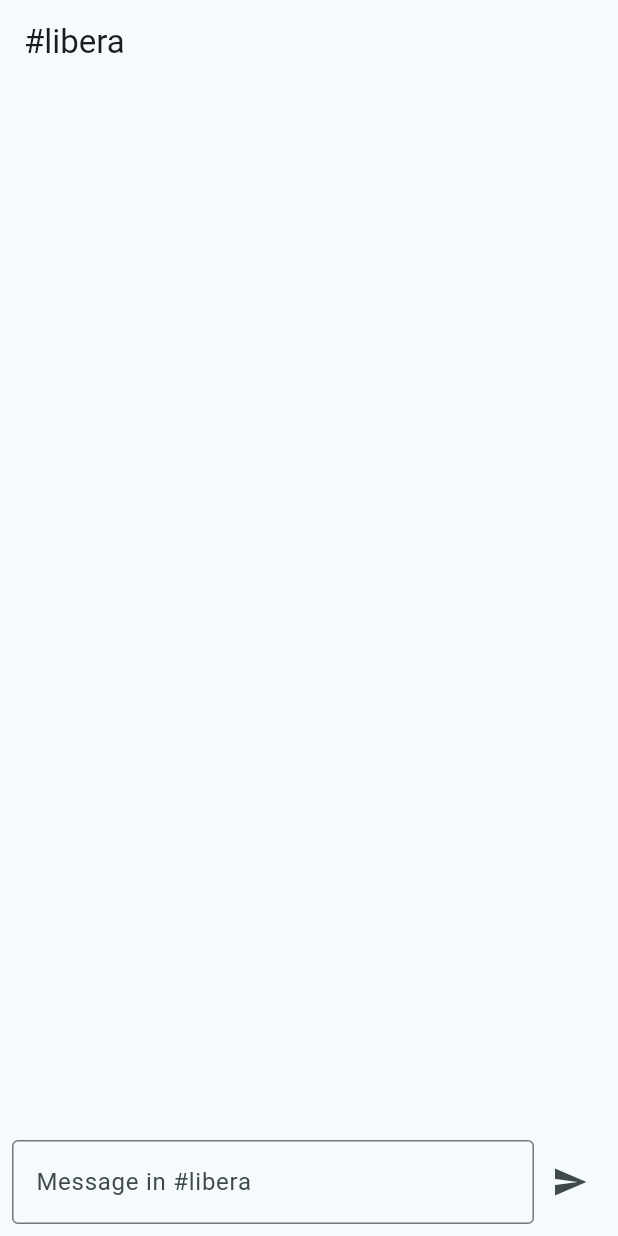
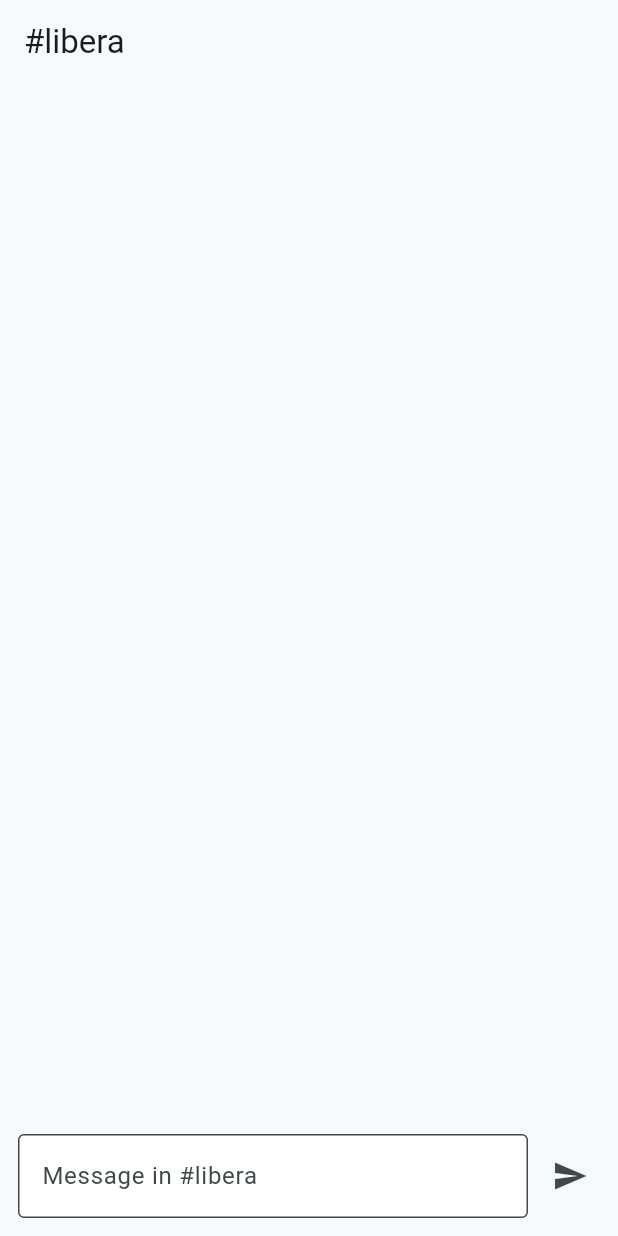
Before and after one commit to hllywluis/straw, a Flutter app: the screen it shows after launch, on a phone screen of 412 x 824 dp. Run offline on Flutter 3.47's test engine with Material 3 defaults, Android fonts, the phone set to English and light mode, and no system bars.

Commit message:
Refactor text field in home view for better user experience

```diff
--- a/lib/views/home.dart
+++ b/lib/views/home.dart
@@ -60,15 +60,44 @@ class HomeState extends State<Home> {
               child: Row(
                 children: [
                   Expanded(
+                    child: Focus(
+                      onFocusChange: (hasFocus) {
+                        // Trigger a rebuild to update the decoration
+                        setState(() {});
+                      },
+                      child: Builder(
+                        builder: (context) {
+                          final hasFocus = Focus.of(context).hasFocus;
+                          return Container(
+                            padding: const EdgeInsets.all(
+                                4.0), // Add padding to create space for the shadow
+                            decoration: BoxDecoration(
+                              boxShadow: hasFocus
+                                  ? [
+                                      BoxShadow(
+                                        color: Colors.blue.withOpacity(0.25),
+                                        blurRadius: 10.0,
+                                        spreadRadius: 2.0,
+                                      ),
+                                    ]
+                                  : [],
+                            ),
                             child: TextField(
                               controller: _controller,
                               decoration: InputDecoration(
                                 hintText: 'Message in $channelName',
                                 border: const OutlineInputBorder(),
+                                filled: true, // Ensure the background is filled
+                                fillColor:
+                                    Colors.white, // Set the background color
                               ),
                               onSubmitted: (value) {
                                 _sendMessage();
                               },
+                            ),
+                          );
+                        },
+                      ),
                     ),
                   ),
                   IconButton(
```
Lines whose indentation alone changed are shown as unchanged.
